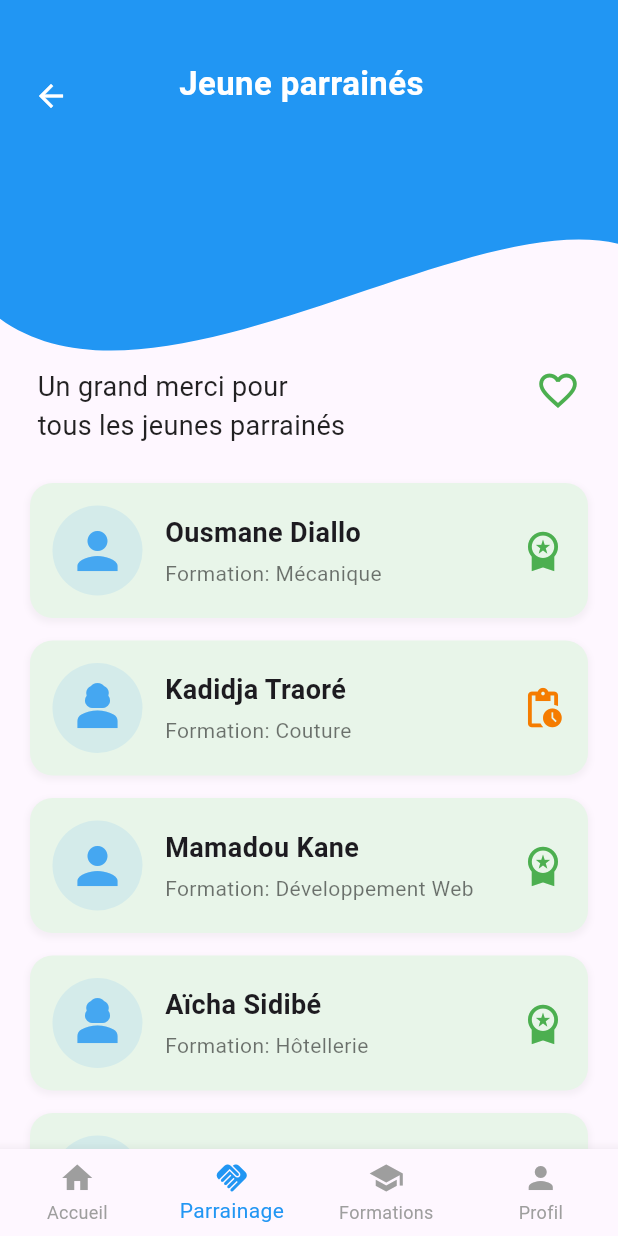
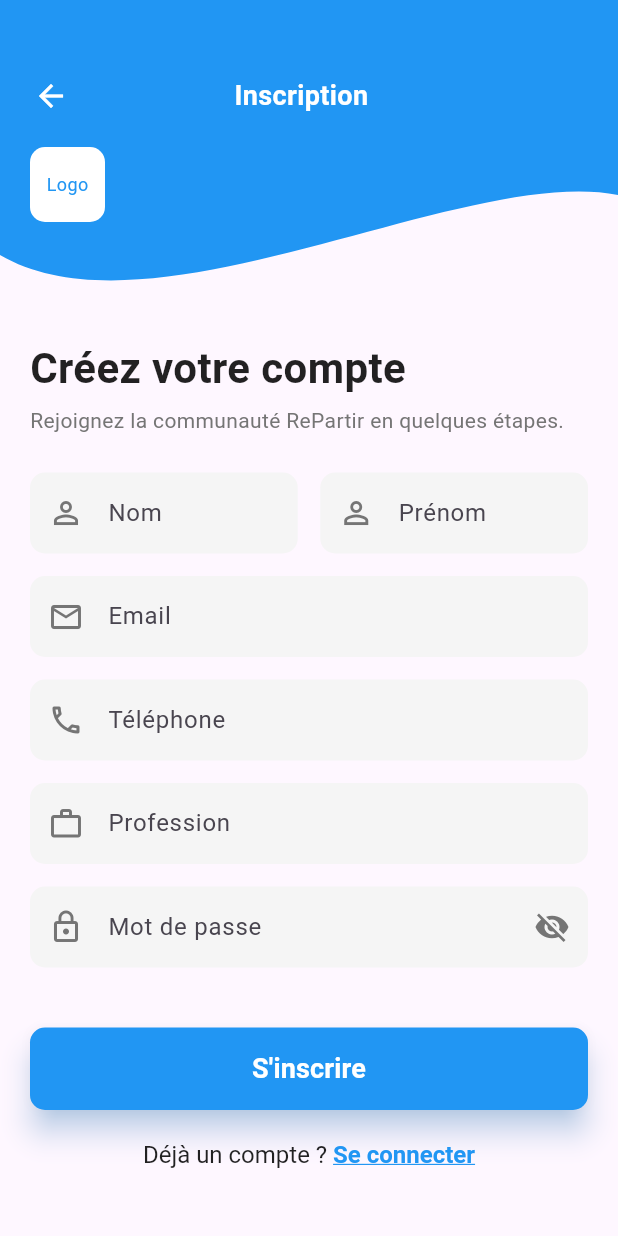
Before and after one commit to RePartirODK/repartir_frontend, a Flutter app: the screen it shows after launch, on a phone screen of 412 x 824 dp. Run offline on Flutter 3.47's test engine with Material 3 defaults, Android fonts, the light colour scheme and no system bars.

Commit message:
page parrain

```diff
--- a/lib/main.dart
+++ b/lib/main.dart
@@ -3,6 +3,7 @@ import 'package:repartir_frontend/pages/accueilparrain.dart';
 import 'package:repartir_frontend/pages/detailsdemande.dart';
 import 'package:repartir_frontend/pages/dons.dart';
 import 'package:repartir_frontend/pages/formationdetails.dart';
+import 'package:repartir_frontend/pages/inscription.dart';
 import 'package:repartir_frontend/pages/jeunesparraines.dart';
 import 'package:repartir_frontend/pages/pagepaiement.dart';
 import 'package:repartir_frontend/pages/profil.dart';
@@ -23,7 +24,7 @@ class MyApp extends StatelessWidget {
       debugShowCheckedModeBanner: false,
       initialRoute: '/',
       routes: {
-        '/': (context) => SponsoredYouthPage(),
+        '/': (context) => RegistrationPage(),
          '/donation': (context) => const DonationsPage(),
          '/details': (context)=> const DetailPage(),
          '/formations': (context) => const FormationPage(),
@@ -31,6 +32,7 @@ class MyApp extends StatelessWidget {
          '/formationdetails': (context)=> const FormationDetailsPage(),
          '/paiementform': (context)=> const PaymentPage(),
          '/parrainés' : (context) => SponsoredYouthPage(),
+         '/inscriptionparrain': (context)=>RegistrationPage()
 
       },
     );
--- a/lib/pages/detailsdemande.dart
+++ b/lib/pages/detailsdemande.dart
@@ -265,7 +265,7 @@ class _DetailPageState extends State<DetailPage> {
                                 style: TextStyle(
                                   fontSize: 20,
                                   fontWeight: FontWeight.w600,
-                                  color: primaryBlue.withOpacity(0.8), // Bleu un peu plus clair
+                                  color: primaryBlue.withValues(alpha:0.8), // Bleu un peu plus clair
                                 ),
                               ),
                   ),
--- a/lib/pages/dons.dart
+++ b/lib/pages/dons.dart
@@ -232,7 +232,7 @@ class _DonationsPageState extends State<DonationsPage> {
         border: Border.all(color: Colors.grey.shade300),
         boxShadow: [
           BoxShadow(
-            color: Colors.grey.withOpacity(0.1),
+            color: Colors.grey.withValues(alpha:0.1),
             spreadRadius: 1,
             blurRadius: 3,
             offset: const Offset(0, 2),
@@ -258,7 +258,7 @@ class _DonationsPageState extends State<DonationsPage> {
   }) {
     return Card(
       elevation: 5,
-      shadowColor: Colors.grey.withOpacity(0.3),
+      shadowColor: Colors.grey.withValues(alpha:0.3),
       color: Colors.white,
       margin: const EdgeInsets.symmetric(horizontal: 20, vertical: 8),
       shape: RoundedRectangleBorder(
--- a/lib/pages/formationdetails.dart
+++ b/lib/pages/formationdetails.dart
@@ -333,7 +333,7 @@ Widget _buildFilterTabs() {
       controller: _tabController,
       indicatorSize: TabBarIndicatorSize.tab,
       indicator: BoxDecoration(
-        color: primaryBlue.withOpacity(0.63),
+        color: primaryBlue.withValues(alpha:0.63),
         borderRadius: BorderRadius.circular(25),
 
       ),
--- /dev/null
+++ b/lib/pages/inscription.dart
@@ -0,0 +1,338 @@
+import 'package:flutter/material.dart';
+
+// --- COULEURS ET CONSTANTES GLOBALES ---
+const Color primaryBlue = Color(0xFF2196F3); // Couleur principale bleue
+const Color inputBackground = Color(0xFFF5F5F5); // Fond légèrement gris pour les champs
+const Color secondaryText = Color(0xFF757575); // Couleur pour les textes secondaires
+
+// --- 1. CLASSE CLIPPER (pour la forme 'blob' de l'en-tête) ---
+class CustomShapeClipper extends CustomClipper<Path> {
+  @override
+  Path getClip(Size size) {
+    final path = Path();
+    path.lineTo(0, size.height * 0.85); // Début du clip sur la gauche
+
+    // Courbe cubique pour la forme irrégulière (le "blob" pour l'en-tête)
+    final controlPoint1 = Offset(size.width * 0.25, size.height * 1.15);
+    final controlPoint2 = Offset(size.width * 0.75, size.height * 0.55);
+    final endPoint = Offset(size.width, size.height * 0.65);
+
+    path.cubicTo(
+      controlPoint1.dx, controlPoint1.dy,
+      controlPoint2.dx, controlPoint2.dy,
+      endPoint.dx, endPoint.dy,
+    );
+    path.lineTo(size.width, 0);
+    path.close();
+    return path;
+  }
+  @override
+  bool shouldReclip(CustomClipper<Path> oldClipper) => false;
+}
+
+// --- 2. WIDGET PRINCIPAL : RegistrationPage ---
+class RegistrationPage extends StatefulWidget {
+  const RegistrationPage({super.key});
+
+  @override
+  State<RegistrationPage> createState() => _RegistrationPageState();
+}
+
+class _RegistrationPageState extends State<RegistrationPage> {
+  // État pour gérer la visibilité du mot de passe
+  bool _isPasswordVisible = false;
+
+  // Contrôleurs (non utilisés ici mais bonnes pratiques)
+  final TextEditingController _nomController = TextEditingController();
+  final TextEditingController _prenomController = TextEditingController();
+  final TextEditingController _emailController = TextEditingController();
+  final TextEditingController _phoneController = TextEditingController();
+  final TextEditingController _professionController = TextEditingController();
+  final TextEditingController _passwordController = TextEditingController();
+
+  @override
+  void dispose() {
+    _nomController.dispose();
+    _prenomController.dispose();
+    _emailController.dispose();
+    _phoneController.dispose();
+    _professionController.dispose();
+    _passwordController.dispose();
+    super.dispose();
+  }
+
+  // Fonction de simulation d'inscription
+  void _handleRegistration() {
+    // Ici, vous ajouteriez la logique d'appel API pour l'inscription
+    final nom = _nomController.text;
+    final email = _emailController.text;
+
+    // Simulation de l'action
+    if (nom.isNotEmpty && email.isNotEmpty) {
+      ScaffoldMessenger.of(context).showSnackBar(
+        SnackBar(content: Text('Inscription de $nom ($email) en cours...')),
+      );
+    } else {
+      ScaffoldMessenger.of(context).showSnackBar(
+        const SnackBar(content: Text('Veuillez remplir tous les champs requis.')),
+      );
+    }
+  }
+
+  @override
+  Widget build(BuildContext context) {
+    return Scaffold(
+      body: Stack(
+        children: [
+          // 1. En-tête bleu avec le clipper
+          _buildHeader(context),
+
+          // 2. Contenu principal (scrollable)
+          Positioned.fill(
+            top: 200, // Démarre le contenu sous le titre
+            child: SingleChildScrollView(
+              padding: const EdgeInsets.only(top: 15),
+              child: Padding(
+                padding: const EdgeInsets.symmetric(horizontal: 20.0),
+                child: Column(
+                  crossAxisAlignment: CrossAxisAlignment.start,
+                  children: [
+                    const SizedBox(height: 10),
+
+                    // --- Nouveau : Grand Titre du Formulaire ---
+                    const Text(
+                      'Créez votre compte',
+                      style: TextStyle(fontSize: 28, fontWeight: FontWeight.bold, color: Colors.black87),
+                    ),
+                    const SizedBox(height: 5),
+                    const Text(
+                      'Rejoignez la communauté RePartir en quelques étapes.',
+                      style: TextStyle(fontSize: 14, color: secondaryText),
+                    ),
+                    const SizedBox(height: 25),
+
+
+                    // --- 2.1 Nom & Prénom (sur une seule ligne) ---
+                    Row(
+                      children: [
+                        Expanded(
+                          child: _buildInputField(_nomController, 'Nom', Icons.person_outline),
+                        ),
+                        const SizedBox(width: 15),
+                        Expanded(
+                          child: _buildInputField(_prenomController, 'Prénom', Icons.person_outline),
+                        ),
+                      ],
+                    ),
+                    const SizedBox(height: 15),
+
+                    // --- 2.2 Email ---
+                    _buildInputField(_emailController, 'Email', Icons.email_outlined, keyboardType: TextInputType.emailAddress),
+                    const SizedBox(height: 15),
+
+                    // --- 2.3 Téléphone ---
+                    _buildInputField(_phoneController, 'Téléphone', Icons.phone_outlined, keyboardType: TextInputType.phone),
+                    const SizedBox(height: 15),
+
+                    // --- 2.4 Profession ---
+                    _buildInputField(_professionController, 'Profession', Icons.work_outline),
+                    const SizedBox(height: 15),
+
+                    // --- 2.5 Mot de passe (avec bouton 'voir') ---
+                    _buildPasswordInputField(),
+                    const SizedBox(height: 40),
+
+                    // --- 2.6 Bouton S'inscrire ---
+                    _buildRegistrationButton(),
+                    const SizedBox(height: 20),
+
+                    // --- Nouveau : Lien de connexion ---
+                    _buildLoginLink(),
+                    const SizedBox(height: 40), // Espace en bas
+                  ],
+                ),
+              ),
+            ),
+          ),
+        ],
+      ),
+    );
+  }
+
+  // En-tête avec le clipper et le titre
+  Widget _buildHeader(BuildContext context) {
+    return Positioned(
+      top: 0,
+      left: 0,
+      right: 0,
+      child: ClipPath(
+        clipper: CustomShapeClipper(),
+        child: Container(
+          height: 200, // Réduit la hauteur pour laisser plus de place au formulaire
+          color: primaryBlue,
+          child: Padding(
+            padding: const EdgeInsets.only(top: 40.0, left: 10.0, right: 20.0),
+            child: Column(
+              crossAxisAlignment: CrossAxisAlignment.start,
+              children: [
+                Row(
+                  children: [
+                    // Bouton retour
+                    IconButton(
+                      icon: const Icon(Icons.arrow_back, color: Colors.white),
+                      onPressed: () => Navigator.pop(context),
+                    ),
+                    // Titre (plus petit ici car on a un grand titre en bas)
+                    Expanded(
+                      child: Text(
+                        'Inscription',
+                        style: const TextStyle(
+                          fontSize: 18,
+                          fontWeight: FontWeight.bold,
+                          color: Colors.white
+                        ),
+                        textAlign: TextAlign.center,
+                      ),
+                    ),
+                    // Placeholder pour le logo RePartir (alignement)
+                    const SizedBox(width: 48),
+                  ],
+                ),
+                // Logo RePartir
+                Padding(
+                  padding: const EdgeInsets.only(left: 10.0, top: 10.0),
+                  child: Container(
+                    width: 50,
+                    height: 50,
+                    decoration: BoxDecoration(
+                      color: Colors.white,
+                      borderRadius: BorderRadius.circular(10),
+                    ),
+                    child: const Center(
+                      child: Text('Logo', style: TextStyle(fontSize: 12, color: primaryBlue)),
+                    ),
+                  ),
+                ),
+              ],
+            ),
+          ),
+        ),
+      ),
+    );
+  }
+
+  // Champ de saisie général avec icône (mise à jour)
+  Widget _buildInputField(
+    TextEditingController controller,
+    String hintText,
+    IconData icon,
+    {TextInputType keyboardType = TextInputType.text}
+  ) {
+    return Container(
+      decoration: BoxDecoration(
+        color: inputBackground, // Fond gris clair
+        borderRadius: BorderRadius.circular(10),
+      ),
+      child: TextField(
+        controller: controller,
+        keyboardType: keyboardType,
+        decoration: InputDecoration(
+          hintText: hintText,
+          // Nouvelle icône
+          prefixIcon: Icon(icon, color: secondaryText),
+          // Supprimer la bordure par défaut
+          border: InputBorder.none,
+          contentPadding: const EdgeInsets.symmetric(horizontal: 15, vertical: 15),
+        ),
+        style: const TextStyle(fontSize: 16),
+      ),
+    );
+  }
+
+  // Champ de mot de passe avec le bouton de visibilité (mise à jour pour l'icône)
+  Widget _buildPasswordInputField() {
+    return Container(
+      decoration: BoxDecoration(
+        color: inputBackground, // Fond gris clair
+        borderRadius: BorderRadius.circular(10),
+      ),
+      child: TextField(
+        controller: _passwordController,
+        obscureText: !_isPasswordVisible, // Masquer si non visible
+        decoration: InputDecoration(
+          hintText: 'Mot de passe',
+          // Nouvelle icône de clé
+          prefixIcon: const Icon(Icons.lock_outline, color: secondaryText),
+          border: InputBorder.none,
+          contentPadding: const EdgeInsets.symmetric(horizontal: 15, vertical: 15),
+          // Bouton pour basculer la visibilité
+          suffixIcon: IconButton(
+            icon: Icon(
+              _isPasswordVisible ? Icons.visibility : Icons.visibility_off,
+              color: secondaryText,
+            ),
+            onPressed: () {
+              // Basculer l'état
+              setState(() {
+                _isPasswordVisible = !_isPasswordVisible;
+              });
+            },
+          ),
+        ),
+        style: const TextStyle(fontSize: 16),
+      ),
+    );
+  }
+
+  // Bouton d'inscription (style amélioré)
+  Widget _buildRegistrationButton() {
+    return SizedBox(
+      width: double.infinity,
+      height: 55, // Légèrement plus haut
+      child: ElevatedButton(
+        onPressed: _handleRegistration,
+        style: ElevatedButton.styleFrom(
+          backgroundColor: primaryBlue,
+          shape: RoundedRectangleBorder(
+            borderRadius: BorderRadius.circular(10), // Coins arrondis pour correspondre aux inputs
+          ),
+          elevation: 8, // Ombre plus prononcée
+          shadowColor: primaryBlue.withOpacity(0.5), // Ombre bleue
+        ),
+        child: const Text(
+          "S'inscrire",
+          style: TextStyle(fontSize: 18, color: Colors.white, fontWeight: FontWeight.bold),
+        ),
+      ),
+    );
+  }
+
+  // Lien de connexion (Nouveau)
+  Widget _buildLoginLink() {
+    return Center(
+      child: GestureDetector(
+        onTap: () {
+          // Logique pour naviguer vers la page de connexion
+          print('Naviguer vers la page de Connexion');
+        },
+        child: RichText(
+          text: TextSpan(
+            text: 'Déjà un compte ? ',
+            style: const TextStyle(fontSize: 16, color: Colors.black87),
+            children: [
+              TextSpan(
+                text: 'Se connecter',
+                style: TextStyle(
+                  fontSize: 16,
+                  color: primaryBlue,
+                  fontWeight: FontWeight.bold,
+                  decoration: TextDecoration.underline,
+                ),
+              ),
+            ],
+          ),
+        ),
+      ),
+    );
+  }
+}
--- a/lib/pages/jeunesparraines.dart
+++ b/lib/pages/jeunesparraines.dart
@@ -36,7 +36,6 @@ class SponsoredYouth {
   final String formation;
   final bool hasCertificate; // Le nouvel indicateur
   final String avatarAsset; // Asset pour l'avatar (simulé)
-
   SponsoredYouth(this.name, this.formation, this.hasCertificate, this.avatarAsset);
 }
 
@@ -48,10 +47,10 @@ class SponsoredYouthPage extends StatelessWidget {
   // Données de simulation avec le nouvel indicateur
   final List<SponsoredYouth> youths = [
     SponsoredYouth('Ousmane Diallo', 'Mécanique', true, 'male'),
-    SponsoredYouth('Kadidja Traoré', 'Couture', false, 'female'),
+    SponsoredYouth('Kadidja Traoré', 'Couture', true, 'female'),
     SponsoredYouth('Mamadou Kane', 'Développement Web', true, 'male'),
     SponsoredYouth('Aïcha Sidibé', 'Hôtellerie', true, 'female'),
-    SponsoredYouth('Issa Touré', 'Électricité Bâtiment', false, 'male'),
+    SponsoredYouth('Issa Touré', 'Électricité Bâtiment', true, 'male'),
     SponsoredYouth('Fatou Camara', 'Design Graphique', true, 'female'),
   ];
 
@@ -81,7 +80,7 @@ class SponsoredYouthPage extends StatelessWidget {
                     ...youths.map((youth) => Padding(
                       padding: const EdgeInsets.only(bottom: 15.0),
                       child: _buildYouthCard(youth),
-                    )).toList(),
+                    )),
 
                     const SizedBox(height: 40), // Espace en bas
                   ],
@@ -166,7 +165,7 @@ class SponsoredYouthPage extends StatelessWidget {
           Icon(
             Icons.favorite_border,
             color: primaryGreen,
-            size: 30
+            size: 60
           )
         ],
       ),
--- a/lib/pages/pagepaiement.dart
+++ b/lib/pages/pagepaiement.dart
@@ -317,7 +317,7 @@ class _PaymentPageState extends State<PaymentPage> {
                 shape: BoxShape.circle,
                 boxShadow: [
                   BoxShadow(
-                    color: Colors.grey.withOpacity(0.3),
+                    color: Colors.grey.withValues(alpha:  0.3),
                     spreadRadius: 3,
                     blurRadius: 7,
                     offset: const Offset(0, 3),
--- a/lib/pages/profil.dart
+++ b/lib/pages/profil.dart
@@ -218,7 +218,7 @@ class ProfilePage extends StatelessWidget {
         border: Border.all(color: Colors.grey.shade200),
         boxShadow: [
           BoxShadow(
-            color: Colors.grey.withOpacity(0.1),
+            color: Colors.grey.withValues(alpha: 0.1),
             spreadRadius: 1,
             blurRadius: 3,
             offset: const Offset(0, 2),
@@ -256,7 +256,8 @@ class ProfilePage extends StatelessWidget {
   }
 
   // Widget pour un élément de paramètre du compte
-  Widget _buildSettingItem(BuildContext context, String title, VoidCallback onTap, {bool isDestructive = false}) {
+  Widget _buildSettingItem(BuildContext context, String title, VoidCallback onTap,
+  {bool isDestructive = false}) {
     return InkWell(
       onTap: onTap,
       child: Container(
```
